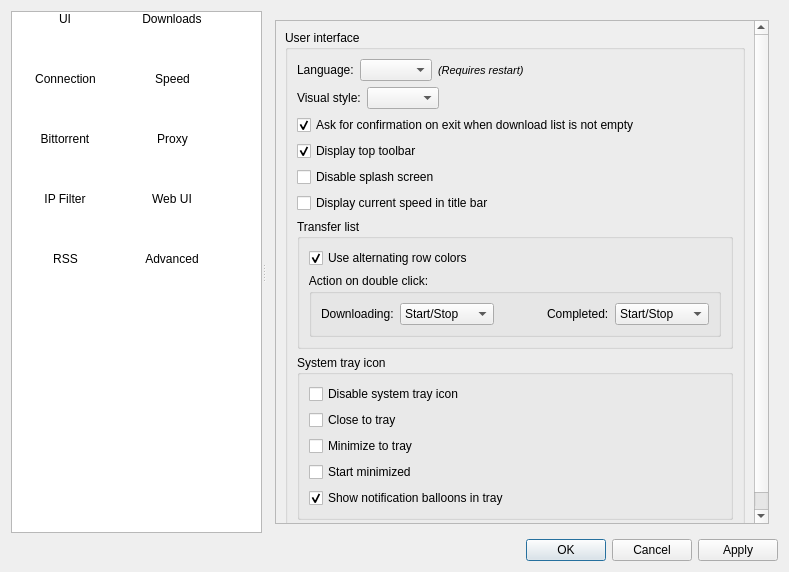
The window that src/ui/options.ui (SysAdminDoc/qBittorrent-Vanced) describes before a commit, drawn with Qt 5.
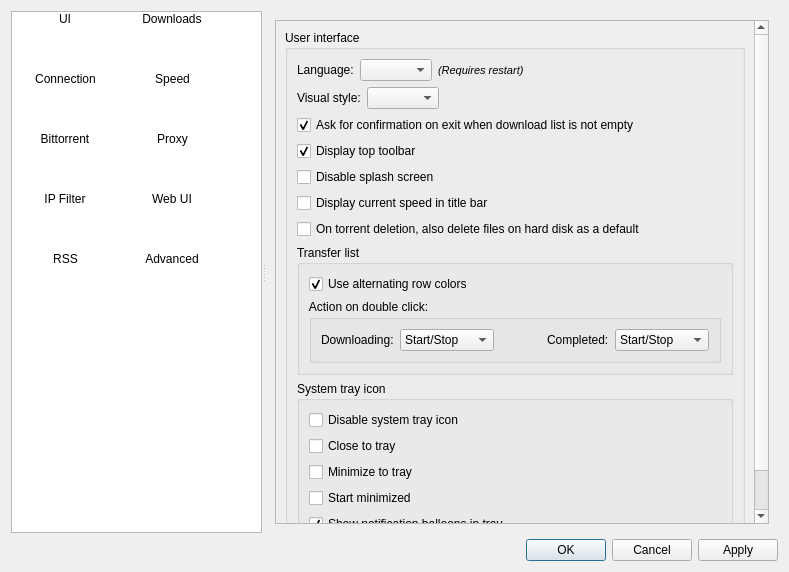
The same window after the commit. Icons and pictures are not drawn.

Commit message: Add a setting to also delete torrents files on hard disk as a default

```diff
--- a/src/ui/options.ui
+++ b/src/ui/options.ui
@@ -242,7 +242,7 @@
              <x>0</x>
              <y>0</y>
              <width>506</width>
-             <height>543</height>
+             <height>571</height>
             </rect>
            </property>
            <layout class="QVBoxLayout" name="verticalLayout_9">
@@ -369,6 +369,13 @@
                  </property>
                 </widget>
                </item>
+               <item>
+                <widget class="QCheckBox" name="checkDeleteTorrentFiles">
+                 <property name="text">
+                  <string>On torrent deletion, also delete files on hard disk as a default</string>
+                 </property>
+                </widget>
+               </item>
                <item>
                 <widget class="QGroupBox" name="groupBox_4">
                  <property name="title">
```
The commit also changes 3 other files.
